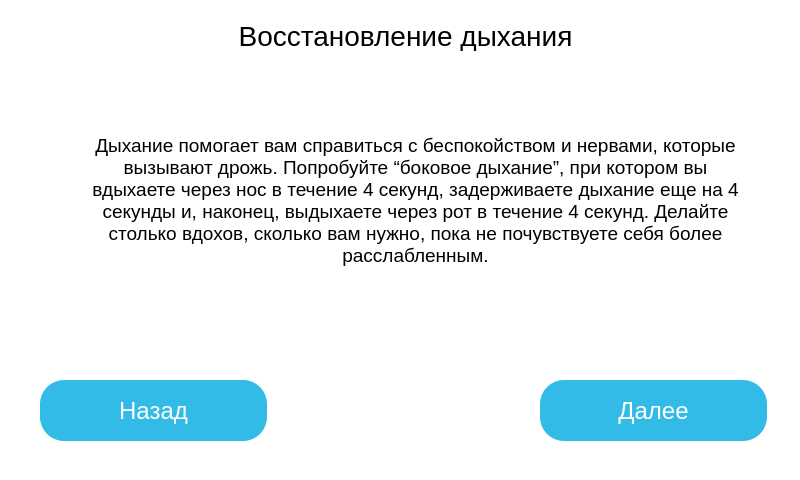
GerrFrog/Muscular-training-apparatus, file gui/window-10.ui: the form before one commit.
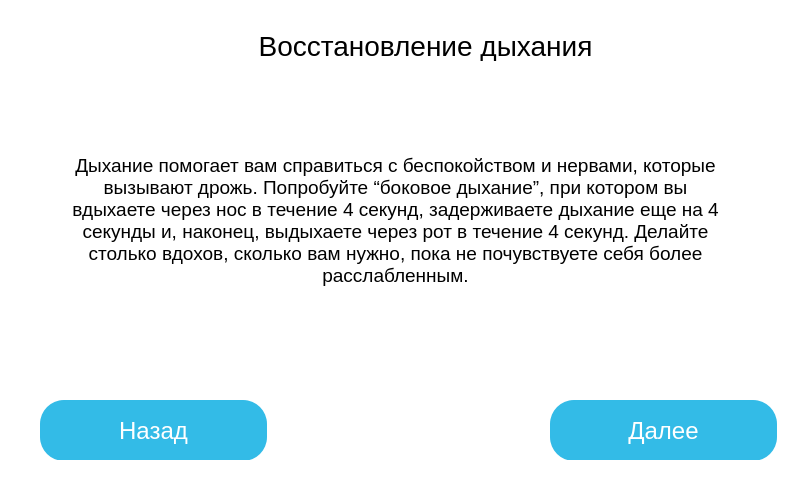
The form after the commit.

The edit to the form file:
```diff
--- a/gui/window-10.ui
+++ b/gui/window-10.ui
@@ -1,7 +1,7 @@
 <?xml version="1.0" encoding="UTF-8"?>
 <ui version="4.0">
- <class>MainWindow</class>
- <widget class="QMainWindow" name="MainWindow">
+ <class>Page_10</class>
+ <widget class="QWidget" name="Page_10">
   <property name="geometry">
    <rect>
     <x>0</x>
@@ -16,11 +16,51 @@
   <property name="styleSheet">
    <string notr="true">background-color:white;</string>
   </property>
-  <widget class="QWidget" name="centralwidget">
+  <layout class="QVBoxLayout" name="verticalLayout_2">
+   <item>
+    <widget class="QWidget" name="centralwidget" native="true">
+     <layout class="QVBoxLayout" name="verticalLayout">
+      <item>
+       <widget class="QStackedWidget" name="stackedWidget">
+        <widget class="QWidget" name="page">
+         <widget class="QLabel" name="main_label">
+          <property name="geometry">
+           <rect>
+            <x>210</x>
+            <y>10</y>
+            <width>391</width>
+            <height>31</height>
+           </rect>
+          </property>
+          <property name="styleSheet">
+           <string notr="true">width: 609px;
+height: 227px;
+left: 105px;
+top: 97px;
+
+font-family: 'Graduate';
+font-style: normal;
+font-weight: 400;
+font-size: 28px;
+line-height: 23px;
+text-align: center;
+
+color: #000000;</string>
+          </property>
+          <property name="text">
+           <string>Восстановление дыхания</string>
+          </property>
+          <property name="alignment">
+           <set>Qt::AlignCenter</set>
+          </property>
+          <property name="wordWrap">
+           <bool>true</bool>
+          </property>
+         </widget>
    <widget class="QLabel" name="sub_label">
     <property name="geometry">
      <rect>
-      <x>80</x>
+            <x>40</x>
       <y>120</y>
       <width>671</width>
       <height>161</height>
@@ -53,42 +93,10 @@
      <bool>true</bool>
     </property>
    </widget>
-   <widget class="QPushButton" name="next_pushButton">
-    <property name="geometry">
-     <rect>
-      <x>540</x>
-      <y>380</y>
-      <width>227</width>
-      <height>61</height>
-     </rect>
-    </property>
-    <property name="styleSheet">
-     <string notr="true">width: 227px;
-height: 61px;
-left: 287px;
-top: 257px;
-
-background: #33BBE7;
-box-shadow: 0px 4px 4px rgba(0, 0, 0, 0.25), 0px 4px 4px rgba(0, 0, 0, 0.25);
-border-radius: 24px;
-
-font-family: 'Hind';
-font-style: normal;
-font-weight: 400;
-font-size: 24px;
-line-height: 38px;
-text-align: center;
-
-color: #FFFFFF;</string>
-    </property>
-    <property name="text">
-     <string>Далее</string>
-    </property>
-   </widget>
    <widget class="QPushButton" name="previoius_pushButton">
     <property name="geometry">
      <rect>
-      <x>40</x>
+            <x>20</x>
       <y>380</y>
       <width>227</width>
       <height>61</height>
@@ -117,41 +125,46 @@
      <string>Назад</string>
     </property>
    </widget>
-   <widget class="QLabel" name="main_label">
+         <widget class="QPushButton" name="next_pushButton">
     <property name="geometry">
      <rect>
-      <x>210</x>
-      <y>20</y>
-      <width>391</width>
-      <height>31</height>
+            <x>530</x>
+            <y>380</y>
+            <width>227</width>
+            <height>61</height>
      </rect>
     </property>
     <property name="styleSheet">
-     <string notr="true">width: 609px;
-height: 227px;
-left: 105px;
-top: 97px;
+           <string notr="true">width: 227px;
+height: 61px;
+left: 287px;
+top: 257px;
 
-font-family: 'Graduate';
+background: #33BBE7;
+box-shadow: 0px 4px 4px rgba(0, 0, 0, 0.25), 0px 4px 4px rgba(0, 0, 0, 0.25);
+border-radius: 24px;
+
+font-family: 'Hind';
 font-style: normal;
 font-weight: 400;
-font-size: 28px;
-line-height: 23px;
+font-size: 24px;
+line-height: 38px;
 text-align: center;
 
-color: #000000;</string>
+color: #FFFFFF;</string>
     </property>
     <property name="text">
-     <string>Восстановление дыхания</string>
-    </property>
-    <property name="alignment">
-     <set>Qt::AlignCenter</set>
-    </property>
-    <property name="wordWrap">
-     <bool>true</bool>
-    </property>
-   </widget>
-  </widget>
+           <string>Далее</string>
+          </property>
+         </widget>
+        </widget>
+        <widget class="QWidget" name="page_2"/>
+       </widget>
+      </item>
+     </layout>
+    </widget>
+   </item>
+  </layout>
  </widget>
  <resources>
   <include location="res/res.qrc"/>
```
Left out of the diff: 2 changed lines with no effect on the pictures. Lines whose indentation alone changed are shown as unchanged.
